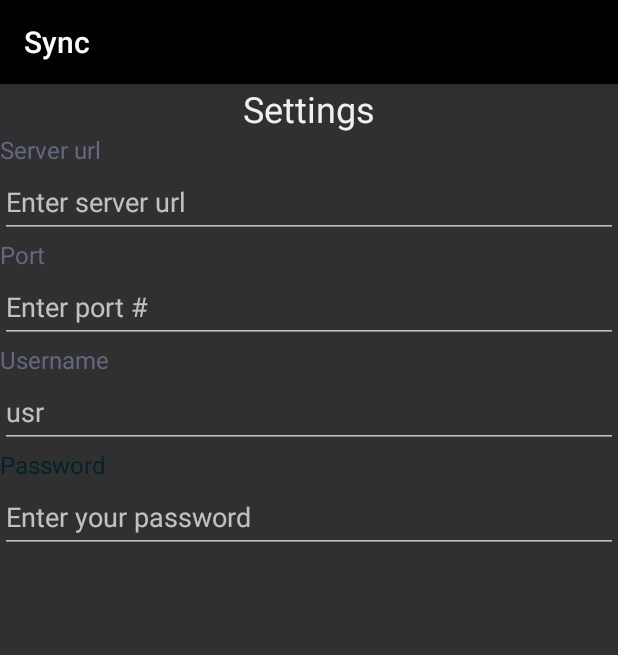
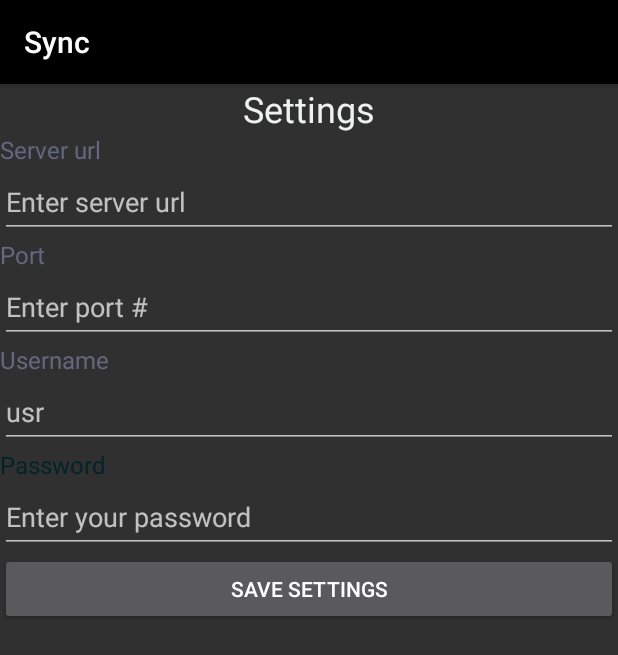
Before and after one commit to LP727/RadarSync, an Android app built with Jetpack Compose: the SettingsFragment screen opened through its navigation route, on a phone screen of 412 x 824 dp. Shown: the top 655 px of the screen. Run offline under Robolectric (Android 15) with nearby library versions, the phone set to English and light mode, and no system bars; 9 statements that could not run were skipped.

Commit message:
Added UserSettings Data Class and Crypto manager utility class to use the Keystore to encrypt user settings.
Currently won't work as Keystore needs to be instantiated in the activity.

Also, the SettingsFragment code got new loadSettings and saveSettings function that encrypt the settings and saves them to a file as well as a button.

This Fragment needs to be completed.

```diff
--- a/app/src/main/java/com/example/radarsync/MainActivity.kt
+++ b/app/src/main/java/com/example/radarsync/MainActivity.kt
@@ -20,9 +20,9 @@ import androidx.work.PeriodicWorkRequestBuilder
 import androidx.work.WorkManager
 import com.example.radarsync.data.LocationUpdateWorker
 import com.example.radarsync.ui.theme.RadarSyncTheme
+import com.example.radarsync.utilities.CryptoManager
 import com.example.radarsync.utilities.PermissionHelper.Companion.checkPermissions
 import com.google.android.gms.common.GoogleApiAvailability
-import java.security.KeyStore
 
 class MainActivity : AppCompatActivity() {
     private val requestPermissionLauncher =
@@ -40,11 +40,9 @@ class MainActivity : AppCompatActivity() {
                 ).show()
             }
         }
+    private val cryptoManager = CryptoManager()
     override fun onCreate(savedInstanceState: Bundle?) {
         super.onCreate(savedInstanceState)
-        val ks: KeyStore = KeyStore.getInstance("AndroidKeyStore").apply {
-            load(null)
-        }
 
         checkPermissions()
         checkGooglePlayServices()
--- a/app/src/main/java/com/example/radarsync/SharedViewModel.kt
+++ b/app/src/main/java/com/example/radarsync/SharedViewModel.kt
@@ -7,6 +7,7 @@ import android.util.Log
 import androidx.lifecycle.AndroidViewModel
 import androidx.lifecycle.MutableLiveData
 import com.example.radarsync.data.PositionEntity
+import com.example.radarsync.utilities.CryptoManager
 import com.example.radarsync.utilities.FileHelper
 import com.google.android.gms.location.FusedLocationProviderClient
 import com.google.android.gms.location.LocationCallback
@@ -23,6 +24,9 @@ class SharedViewModel(private val app: Application) : AndroidViewModel(app) {
     val positionList = MutableLiveData<MutableList<PositionEntity>>()
     private lateinit var fusedLocationClient: FusedLocationProviderClient
     val currentPosition = MutableLiveData<Location>()
+
+    // TODO: This needs to be moved to the activity and passed to the view model using a factory
+    val cryptoManager = CryptoManager()
     private val listType = Types.newParameterizedType(
         List::class.java, PositionEntity::class.java // custom type for JSON parsing
     )
--- a/app/src/main/res/layout/fragment_settings.xml
+++ b/app/src/main/res/layout/fragment_settings.xml
@@ -1,6 +1,7 @@
 <?xml version="1.0" encoding="utf-8"?>
 <androidx.constraintlayout.widget.ConstraintLayout xmlns:android="http://schemas.android.com/apk/res/android"
     xmlns:app="http://schemas.android.com/apk/res-auto"
+    xmlns:tools="http://schemas.android.com/tools"
     android:layout_width="match_parent"
     android:layout_height="wrap_content">
 
@@ -30,12 +31,13 @@
             android:textSize="16sp" />
 
         <EditText
-            android:id="@+id/textView"
+            android:id="@+id/editTextUrl"
             android:layout_width="match_parent"
             android:layout_height="48dp"
             android:autofillHints=""
             android:hint="@string/url_hint"
-            android:inputType="text" />
+            android:inputType="text"
+            tools:ignore="TextFields" />
 
         <!-- Port Label -->
         <TextView
@@ -46,7 +48,7 @@
             android:textSize="16sp" />
 
         <EditText
-            android:id="@+id/textView2"
+            android:id="@+id/editTextPort"
             android:layout_width="match_parent"
             android:layout_height="48dp"
             android:autofillHints=""
@@ -62,7 +64,7 @@
             android:textSize="16sp" />
 
         <EditText
-            android:id="@+id/textView3"
+            android:id="@+id/editTextUsr"
             android:layout_width="match_parent"
             android:layout_height="48dp"
             android:autofillHints=""
@@ -85,5 +87,11 @@
             android:ems="10"
             android:hint="@string/password_hint"
             android:inputType="textPassword" />
+
+        <Button
+            android:id="@+id/saveButton"
+            android:layout_width="match_parent"
+            android:layout_height="wrap_content"
+            android:text="@string/save_btn_label" />
     </LinearLayout>
 </androidx.constraintlayout.widget.ConstraintLayout>
--- a/app/src/main/res/values/strings.xml
+++ b/app/src/main/res/values/strings.xml
@@ -11,4 +11,5 @@
     <string name="password_label">Password</string>
     <string name="password_hint">Enter your password</string>
     <string name="settings_title">Settings</string>
+    <string name="save_btn_label">Save settings</string>
 </resources>
```
Also changed, not shown: app/src/main/java/com/example/radarsync/SettingsFragment.kt (+53 -1 lines), app/src/main/java/com/example/radarsync/data/UserSettings.kt (added, +23 -0 lines), app/src/main/java/com/example/radarsync/utilities/CryptoManager.kt (added, +89 -0 lines).
